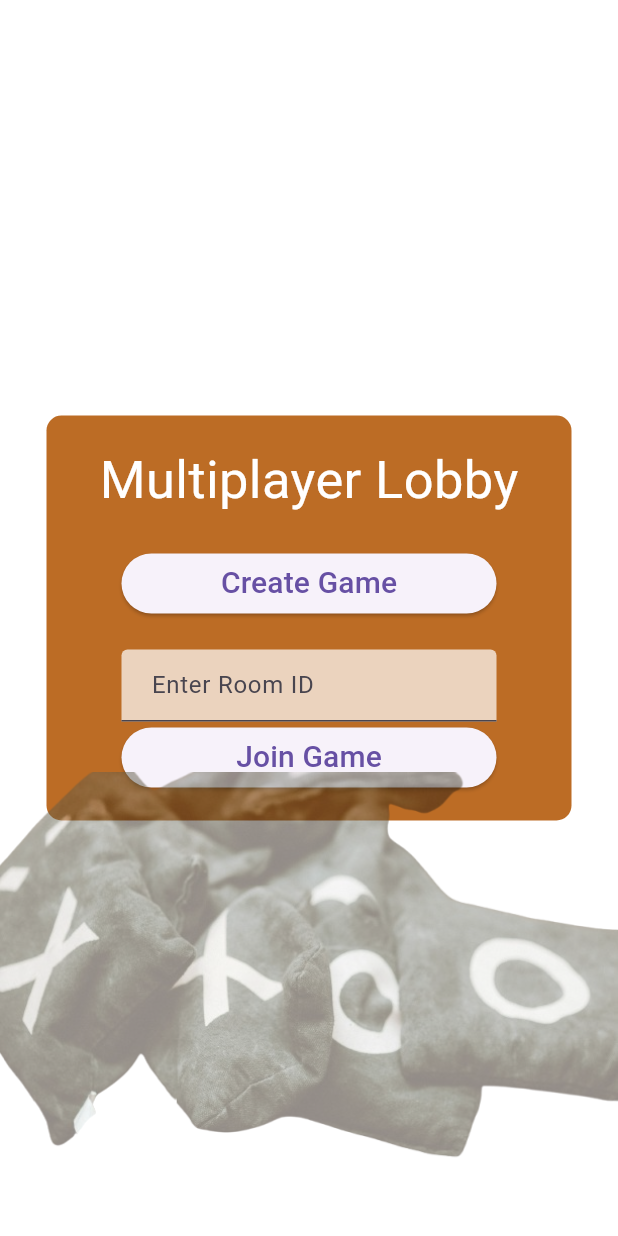
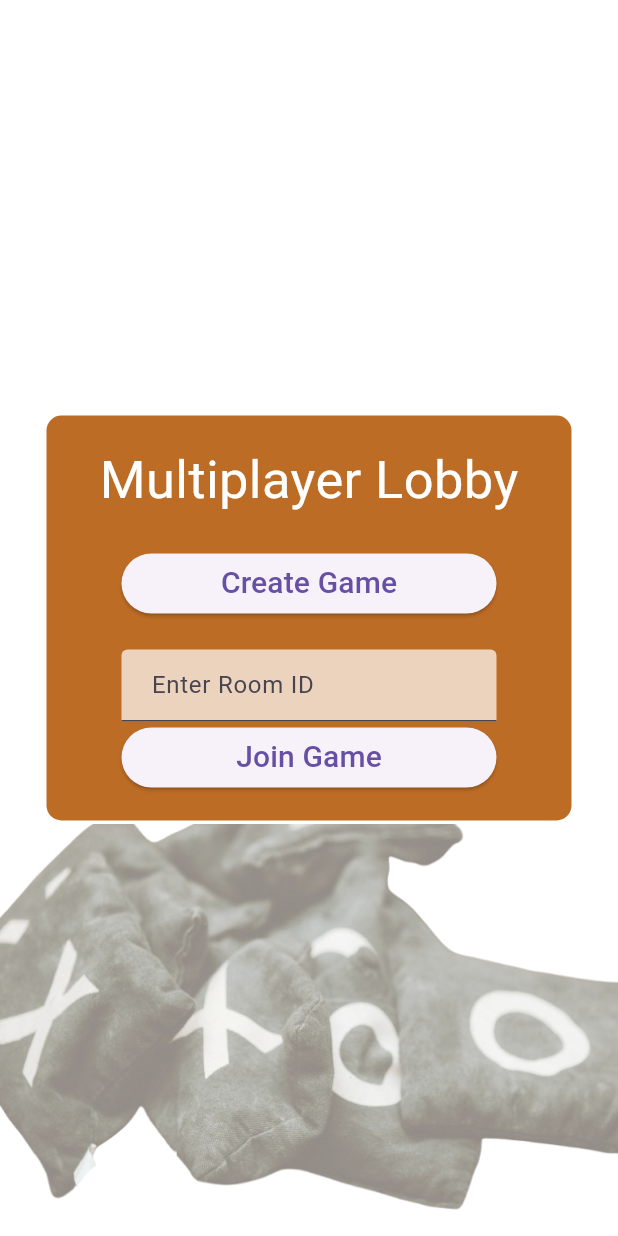
Before and after one commit to Dozie-dev/Tic-Tac-Toe-Game, a Flutter app: the GameLobby screen opened directly, on a phone screen of 412 x 824 dp. Run offline on Flutter 3.47's test engine with Material 3 defaults, Android fonts, the phone set to English and light mode, and no system bars; our stand-ins replace audioplayers, cloud_firestore, firebase_auth, firebase_core, google_fonts; accounts and stored records are empty; Roboto replaces fonts that are missing (Coiny).

Commit message:
chore: made some changes

```diff
--- a/tictactoe/lib/pages/game_auth/game_lobby.dart
+++ b/tictactoe/lib/pages/game_auth/game_lobby.dart
@@ -70,7 +70,18 @@ class _GameLobbyState extends State<GameLobby> {
       backgroundColor: Colors.white70,
       body: Stack(
         children: [
-          Center(
+          //  Background image only at the bottom
+          Positioned(
+            bottom: 0,
+            left: 0,
+            right: 0,
+            child: Opacity(
+              opacity: 0.5,
+              child: Image.asset('assets/images/backpicture.png', width: 150),
+            ),
+          ),
+          Positioned.fill(
+            child: Center(
               child: Container(
                 height: 270,
                 width: 350,
@@ -85,7 +96,10 @@ class _GameLobbyState extends State<GameLobby> {
                       Text(
                         'Multiplayer Lobby',
                         style: GoogleFonts.coiny(
-                        textStyle: TextStyle(color: Colors.white, fontSize: 35),
+                          textStyle: TextStyle(
+                            color: Colors.white,
+                            fontSize: 35,
+                          ),
                         ),
                       ),
 
@@ -117,7 +131,9 @@ class _GameLobbyState extends State<GameLobby> {
                             hintText: 'Enter Room ID',
                             filled: true,
                             fillColor: Colors.white70,
-                          contentPadding: EdgeInsets.symmetric(horizontal: 16),
+                            contentPadding: EdgeInsets.symmetric(
+                              horizontal: 16,
+                            ),
                           ),
                         ),
                       ),
@@ -141,14 +157,6 @@ class _GameLobbyState extends State<GameLobby> {
                 ),
               ),
             ),
-          Positioned(
-            bottom: 35,
-            left: 0,
-            right: 0,
-            child: Opacity(
-              opacity: 0.5,
-              child: Image.asset('assets/images/backpicture.png', width: 150),
-            ),
           ),
         ],
       ),
--- a/tictactoe/lib/pages/game_screens/co_op.dart
+++ b/tictactoe/lib/pages/game_screens/co_op.dart
@@ -300,7 +300,6 @@ class _LandingPageState extends State<LandingPage> {
                       child: Column(
                         mainAxisAlignment: MainAxisAlignment.end,
                         children: [
-                          Image.asset('assets/icons/close.png', width: 40),
                           Text(
                             playerX.isEmpty ? 'Player X' : playerX,
                             style: customFontWhite,
@@ -317,7 +316,6 @@ class _LandingPageState extends State<LandingPage> {
                       child: Column(
                         mainAxisAlignment: MainAxisAlignment.end,
                         children: [
-                          Image.asset('assets/icons/open.png', width: 40),
                           Text(
                             playerO.isEmpty ? 'Player O' : playerO,
                             style: customFontWhite,
--- a/tictactoe/pubspec.yaml
+++ b/tictactoe/pubspec.yaml
@@ -75,7 +75,7 @@ flutter:
 
   # To add assets to your application, add an assets section, like this:
   assets:
-    - assets/audio/backgroundsound.flac
+    - assets/audio/
     - assets/images/
     - assets/icons/
 
```
Also changed, not shown: tictactoe/lib/pages/game_screens/multiplayer_page.dart (+53 -5 lines), 1 other file. Lines whose indentation alone changed are shown as unchanged.
